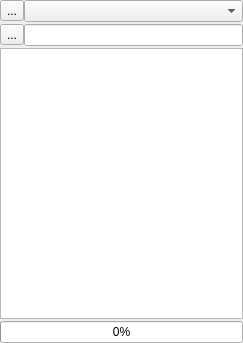
Old version of the form xinx/ui/xmlpresentationwidget.ui in the repository phoenix741/xinx.
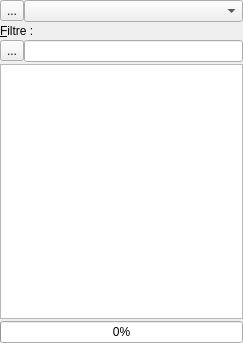
New version of the form. Icons and pictures are not drawn.

```diff
--- a/xinx/ui/xmlpresentationwidget.ui
+++ b/xinx/ui/xmlpresentationwidget.ui
@@ -44,7 +44,7 @@
    <item row="0" column="1" >
     <widget class="QComboBox" name="m_presentationComboBox" />
    </item>
-   <item row="1" column="0" >
+   <item row="2" column="0" >
     <widget class="QToolButton" name="m_clearToolButton" >
      <property name="text" >
       <string>...</string>
@@ -54,10 +54,10 @@
      </property>
     </widget>
    </item>
-   <item row="1" column="1" >
+   <item row="2" column="1" >
     <widget class="QLineEdit" name="m_filtreLineEdit" />
    </item>
-   <item row="2" column="0" colspan="2" >
+   <item row="3" column="0" colspan="2" >
     <widget class="QTreeView" name="m_presentationTreeView" >
      <property name="dragEnabled" >
       <bool>true</bool>
@@ -67,7 +67,7 @@
      </property>
     </widget>
    </item>
-   <item row="3" column="0" colspan="2" >
+   <item row="4" column="0" colspan="2" >
     <widget class="QProgressBar" name="m_presentationProgressBar" >
      <property name="value" >
       <number>0</number>
@@ -77,6 +77,16 @@
      </property>
     </widget>
    </item>
+   <item row="1" column="0" colspan="2" >
+    <widget class="QLabel" name="label" >
+     <property name="text" >
+      <string>&amp;Filtre :</string>
+     </property>
+     <property name="buddy" >
+      <cstring>m_filtreLineEdit</cstring>
+     </property>
+    </widget>
+   </item>
   </layout>
  </widget>
  <resources>
```
